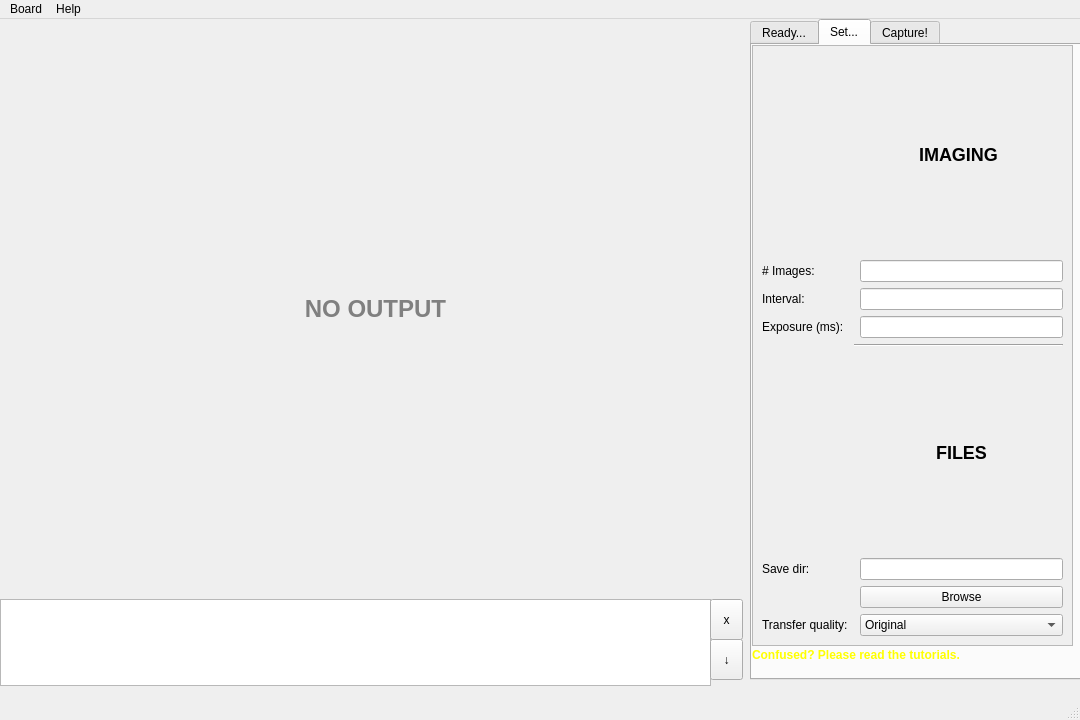
This is UI/MainWindow.ui in N3RDIUM/AstroPi as Qt 5 draws it before an edit. The edited form follows.
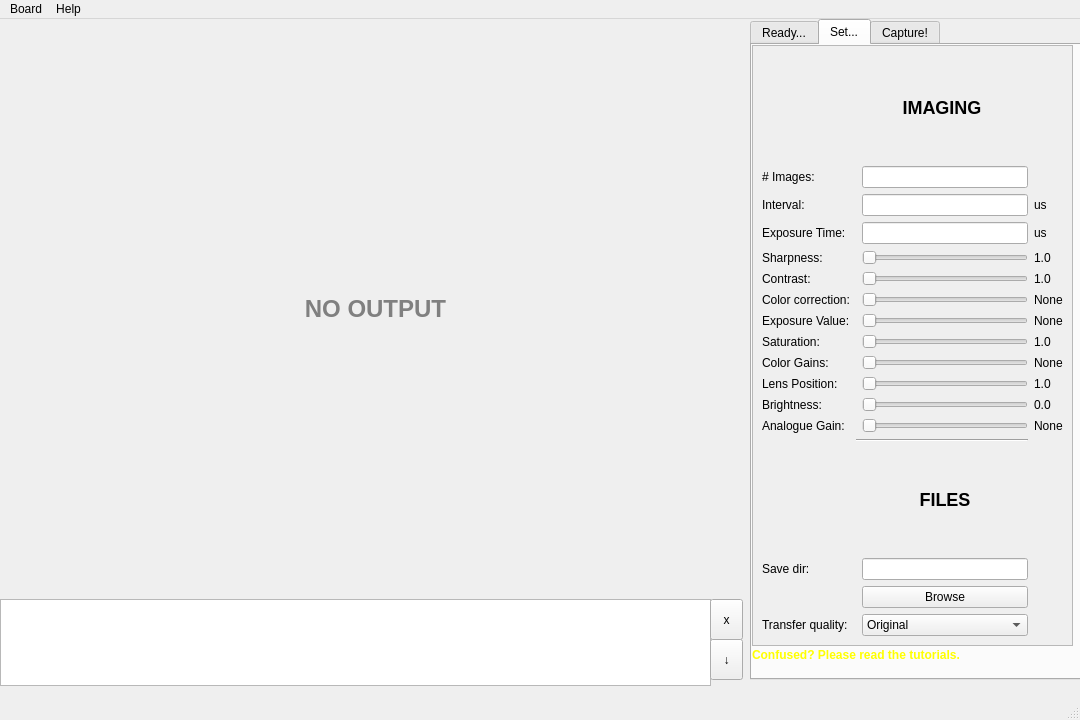
This is the edited form. The open tabs and pages were chosen to show the change. Icons and pictures are not drawn.

What changed in the file:
```diff
--- a/UI/MainWindow.ui
+++ b/UI/MainWindow.ui
@@ -161,10 +161,10 @@
           </item>
          </widget>
         </item>
-        <item row="15" column="1">
-         <widget class="QLabel" name="label_19">
-          <property name="text">
-           <string>Auto</string>
+        <item row="14" column="1">
+         <widget class="QSlider" name="ProcessorFanSpeed">
+          <property name="orientation">
+           <enum>Qt::Horizontal</enum>
           </property>
          </widget>
         </item>
@@ -238,20 +238,6 @@
           </property>
          </widget>
         </item>
-        <item row="10" column="0">
-         <widget class="QLabel" name="label_5">
-          <property name="text">
-           <string>Session time:</string>
-          </property>
-         </widget>
-        </item>
-        <item row="6" column="1">
-         <widget class="QLabel" name="label_3">
-          <property name="text">
-           <string>&lt;p style=&quot;color:red&quot;&gt;DISCONNECTED!&lt;/p&gt;</string>
-          </property>
-         </widget>
-        </item>
         <item row="18" column="0">
          <widget class="QLabel" name="label_9">
           <property name="text">
@@ -324,86 +310,55 @@
         </rect>
        </property>
        <layout class="QGridLayout" name="gridLayout_2">
-        <item row="15" column="2">
-         <widget class="QComboBox" name="comboBox_4">
-          <item>
-           <property name="text">
-            <string>Original</string>
-           </property>
-          </item>
-          <item>
-           <property name="text">
-            <string>Low (Fast transfer)</string>
-           </property>
-          </item>
-         </widget>
-        </item>
-        <item row="15" column="0">
-         <widget class="QLabel" name="label_29">
-          <property name="text">
-           <string>Transfer quality:</string>
-          </property>
-         </widget>
-        </item>
-        <item row="14" column="2">
-         <widget class="QPushButton" name="pushButton_7">
-          <property name="text">
-           <string>Browse</string>
-          </property>
-         </widget>
-        </item>
-        <item row="10" column="1" colspan="2">
-         <widget class="Line" name="line_3">
-          <property name="orientation">
-           <enum>Qt::Horizontal</enum>
-          </property>
-         </widget>
-        </item>
-        <item row="4" column="2">
-         <widget class="QLineEdit" name="lineEdit_4"/>
-        </item>
-        <item row="13" column="0">
-         <widget class="QLabel" name="label_28">
-          <property name="text">
-           <string>Save dir:</string>
-          </property>
-         </widget>
-        </item>
         <item row="4" column="0">
          <widget class="QLabel" name="label_24">
           <property name="text">
-           <string>Exposure (ms):</string>
+           <string>Exposure Time:</string>
           </property>
          </widget>
         </item>
-        <item row="12" column="2">
-         <widget class="QLabel" name="label_27">
+        <item row="7" column="3">
+         <widget class="QLabel" name="ColorCorrectionText">
           <property name="text">
-           <string>&lt;h2 align=&quot;center&quot;&gt;FILES&lt;/h2&gt;</string>
+           <string>None</string>
           </property>
          </widget>
         </item>
-        <item row="3" column="2">
-         <widget class="QLineEdit" name="lineEdit_3">
-          <property name="text">
-           <string/>
-          </property>
-         </widget>
-        </item>
-        <item row="1" column="1" colspan="2">
-         <widget class="QLabel" name="label_13">
-          <property name="text">
-           <string>&lt;h2 align=&quot;center&quot;&gt;IMAGING&lt;/h2&gt;</string>
-          </property>
-         </widget>
-        </item>
-        <item row="13" column="2">
+        <item row="19" column="2">
          <widget class="QLineEdit" name="lineEdit_5">
           <property name="text">
            <string/>
           </property>
          </widget>
         </item>
+        <item row="5" column="3">
+         <widget class="QLabel" name="SharponessText">
+          <property name="text">
+           <string>1.0</string>
+          </property>
+         </widget>
+        </item>
+        <item row="16" column="1" colspan="2">
+         <widget class="Line" name="line_3">
+          <property name="orientation">
+           <enum>Qt::Horizontal</enum>
+          </property>
+         </widget>
+        </item>
+        <item row="7" column="0">
+         <widget class="QLabel" name="label_26">
+          <property name="text">
+           <string>Color correction:</string>
+          </property>
+         </widget>
+        </item>
+        <item row="19" column="0">
+         <widget class="QLabel" name="label_28">
+          <property name="text">
+           <string>Save dir:</string>
+          </property>
+         </widget>
+        </item>
         <item row="3" column="0">
          <widget class="QLabel" name="label_21">
           <property name="text">
@@ -411,8 +366,19 @@
           </property>
          </widget>
         </item>
-        <item row="2" column="2">
-         <widget class="QLineEdit" name="lineEdit_2"/>
+        <item row="8" column="3">
+         <widget class="QLabel" name="ExposureValueText">
+          <property name="text">
+           <string>None</string>
+          </property>
+         </widget>
+        </item>
+        <item row="20" column="2">
+         <widget class="QPushButton" name="SaveDirBrowse">
+          <property name="text">
+           <string>Browse</string>
+          </property>
+         </widget>
         </item>
         <item row="2" column="0">
          <widget class="QLabel" name="label_12">
@@ -421,6 +387,229 @@
           </property>
          </widget>
         </item>
+        <item row="2" column="2">
+         <widget class="QLineEdit" name="NumImages"/>
+        </item>
+        <item row="9" column="0">
+         <widget class="QLabel" name="label_41">
+          <property name="text">
+           <string>Saturation:</string>
+          </property>
+         </widget>
+        </item>
+        <item row="3" column="2">
+         <widget class="QLineEdit" name="ImageInterval">
+          <property name="text">
+           <string/>
+          </property>
+         </widget>
+        </item>
+        <item row="7" column="2">
+         <widget class="QSlider" name="ColorCorrection">
+          <property name="orientation">
+           <enum>Qt::Horizontal</enum>
+          </property>
+         </widget>
+        </item>
+        <item row="5" column="2">
+         <widget class="QSlider" name="Sharpness">
+          <property name="orientation">
+           <enum>Qt::Horizontal</enum>
+          </property>
+         </widget>
+        </item>
+        <item row="1" column="1" colspan="2">
+         <widget class="QLabel" name="label_13">
+          <property name="text">
+           <string>&lt;h2 align=&quot;center&quot;&gt;IMAGING&lt;/h2&gt;</string>
+          </property>
+         </widget>
+        </item>
+        <item row="21" column="2">
+         <widget class="QComboBox" name="TransferQuality">
+          <item>
+           <property name="text">
+            <string>Original</string>
+           </property>
+          </item>
+          <item>
+           <property name="text">
+            <string>Low (Fast transfer)</string>
+           </property>
+          </item>
+         </widget>
+        </item>
+        <item row="8" column="0">
+         <widget class="QLabel" name="label_40">
+          <property name="text">
+           <string>Exposure Value:</string>
+          </property>
+         </widget>
+        </item>
+        <item row="6" column="0">
+         <widget class="QLabel" name="label_23">
+          <property name="text">
+           <string>Contrast:</string>
+          </property>
+         </widget>
+        </item>
+        <item row="6" column="2">
+         <widget class="QSlider" name="Contrast">
+          <property name="orientation">
+           <enum>Qt::Horizontal</enum>
+          </property>
+         </widget>
+        </item>
+        <item row="6" column="3">
+         <widget class="QLabel" name="ContrastText">
+          <property name="text">
+           <string>1.0</string>
+          </property>
+         </widget>
+        </item>
+        <item row="5" column="0">
+         <widget class="QLabel" name="label_18">
+          <property name="text">
+           <string>Sharpness:</string>
+          </property>
+         </widget>
+        </item>
+        <item row="4" column="2">
+         <widget class="QLineEdit" name="ExposureTime"/>
+        </item>
+        <item row="21" column="0">
+         <widget class="QLabel" name="label_29">
+          <property name="text">
+           <string>Transfer quality:</string>
+          </property>
+         </widget>
+        </item>
+        <item row="18" column="2">
+         <widget class="QLabel" name="label_27">
+          <property name="text">
+           <string>&lt;h2 align=&quot;center&quot;&gt;FILES&lt;/h2&gt;</string>
+          </property>
+         </widget>
+        </item>
+        <item row="8" column="2">
+         <widget class="QSlider" name="ExposureValue">
+          <property name="orientation">
+           <enum>Qt::Horizontal</enum>
+          </property>
+         </widget>
+        </item>
+        <item row="9" column="2">
+         <widget class="QSlider" name="Saturation">
+          <property name="orientation">
+           <enum>Qt::Horizontal</enum>
+          </property>
+         </widget>
+        </item>
+        <item row="9" column="3">
+         <widget class="QLabel" name="SaturationText">
+          <property name="text">
+           <string>1.0</string>
+          </property>
+         </widget>
+        </item>
+        <item row="10" column="0">
+         <widget class="QLabel" name="label_42">
+          <property name="text">
+           <string>Color Gains:</string>
+          </property>
+         </widget>
+        </item>
+        <item row="10" column="2">
+         <widget class="QSlider" name="ColorGains">
+          <property name="orientation">
+           <enum>Qt::Horizontal</enum>
+          </property>
+         </widget>
+        </item>
+        <item row="10" column="3">
+         <widget class="QLabel" name="ColorGainsText">
+          <property name="text">
+           <string>None</string>
+          </property>
+         </widget>
+        </item>
+        <item row="11" column="0">
+         <widget class="QLabel" name="label_43">
+          <property name="text">
+           <string>Lens Position:</string>
+          </property>
+         </widget>
+        </item>
+        <item row="11" column="2">
+         <widget class="QSlider" name="LensPosition">
+          <property name="orientation">
+           <enum>Qt::Horizontal</enum>
+          </property>
+         </widget>
+        </item>
+        <item row="11" column="3">
+         <widget class="QLabel" name="LensPositionText">
+          <property name="text">
+           <string>1.0</string>
+          </property>
+         </widget>
+        </item>
+        <item row="12" column="0">
+         <widget class="QLabel" name="label_44">
+          <property name="text">
+           <string>Brightness:</string>
+          </property>
+         </widget>
+        </item>
+        <item row="12" column="2">
+         <widget class="QSlider" name="Brightness">
+          <property name="orientation">
+           <enum>Qt::Horizontal</enum>
+          </property>
+         </widget>
+        </item>
+        <item row="12" column="3">
+         <widget class="QLabel" name="BrightnessText">
+          <property name="text">
+           <string>0.0</string>
+          </property>
+         </widget>
+        </item>
+        <item row="13" column="0">
+         <widget class="QLabel" name="label_45">
+          <property name="text">
+           <string>Analogue Gain:</string>
+          </property>
+         </widget>
+        </item>
+        <item row="13" column="2">
+         <widget class="QSlider" name="AnalogueGain">
+          <property name="orientation">
+           <enum>Qt::Horizontal</enum>
+          </property>
+         </widget>
+        </item>
+        <item row="13" column="3">
+         <widget class="QLabel" name="BrightnessText_2">
+          <property name="text">
+           <string>None</string>
+          </property>
+         </widget>
+        </item>
+        <item row="3" column="3">
+         <widget class="QLabel" name="label_3">
+          <property name="text">
+           <string>us</string>
+          </property>
+         </widget>
+        </item>
+        <item row="4" column="3">
+         <widget class="QLabel" name="label_19">
+          <property name="text">
+           <string>us</string>
+          </property>
+         </widget>
+        </item>
        </layout>
       </widget>
      </widget>
```
Left out of the diff: 190 changed lines with no effect on the pictures.
